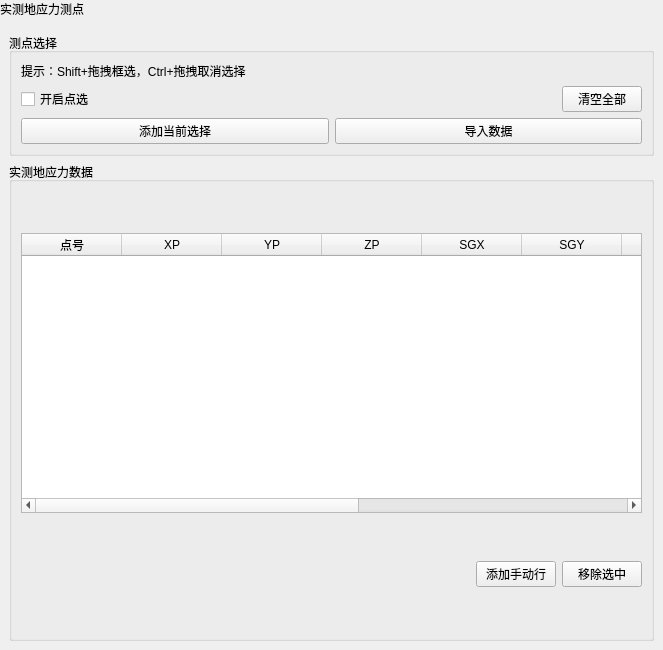
Qt form plugins/Base_Solver/GeoStressMeasurePointPage.ui (asd977/base_cae) before a commit.
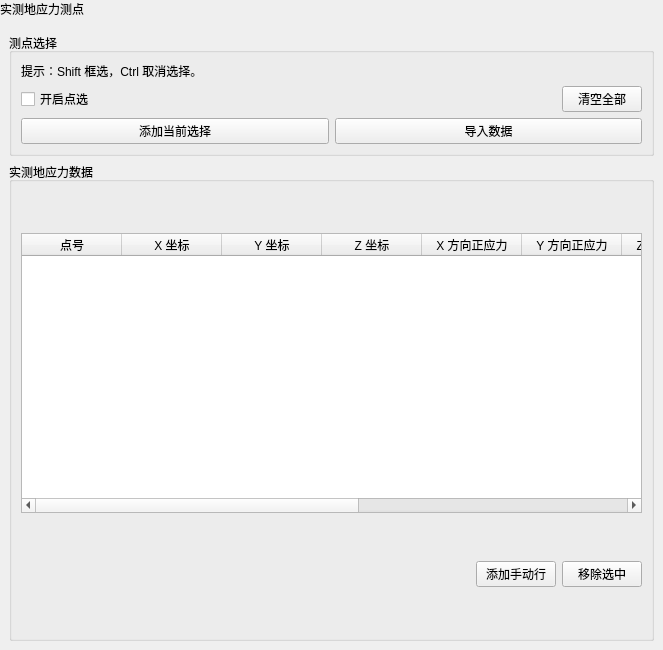
The same form after that commit.

The edit to the form file:
```diff
--- a/plugins/Base_Solver/GeoStressMeasurePointPage.ui
+++ b/plugins/Base_Solver/GeoStressMeasurePointPage.ui
@@ -68,7 +68,7 @@
         <item>
          <widget class="QLabel" name="pickHintLabel">
           <property name="text">
-           <string>提示：Shift+拖拽框选，Ctrl+拖拽取消选择</string>
+           <string>提示：Shift 框选，Ctrl 取消选择。</string>
           </property>
           <property name="wordWrap">
            <bool>false</bool>
@@ -181,52 +181,52 @@
           </column>
           <column>
            <property name="text">
-            <string>XP</string>
+            <string>X 坐标</string>
            </property>
           </column>
           <column>
            <property name="text">
-            <string>YP</string>
+            <string>Y 坐标</string>
            </property>
           </column>
           <column>
            <property name="text">
-            <string>ZP</string>
+            <string>Z 坐标</string>
            </property>
           </column>
           <column>
            <property name="text">
-            <string>SGX</string>
+            <string>X 方向正应力</string>
            </property>
           </column>
           <column>
            <property name="text">
-            <string>SGY</string>
+            <string>Y 方向正应力</string>
            </property>
           </column>
           <column>
            <property name="text">
-            <string>SGZ</string>
+            <string>Z 方向正应力</string>
            </property>
           </column>
           <column>
            <property name="text">
-            <string>TXY</string>
+            <string>XY 剪应力</string>
            </property>
           </column>
           <column>
            <property name="text">
-            <string>TYZ</string>
+            <string>YZ 剪应力</string>
            </property>
           </column>
           <column>
            <property name="text">
-            <string>TZX</string>
+            <string>ZX 剪应力</string>
            </property>
           </column>
           <column>
            <property name="text">
-            <string>pid</string>
+            <string>测点编号</string>
            </property>
           </column>
           <attribute name="horizontalHeaderStretchLastSection">
```
Left out of the diff: 2 changed lines with no effect on the pictures.
